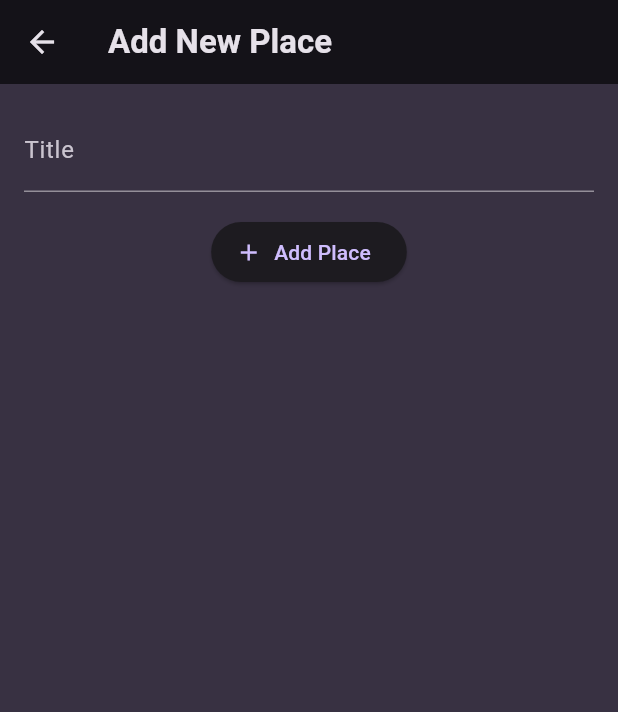
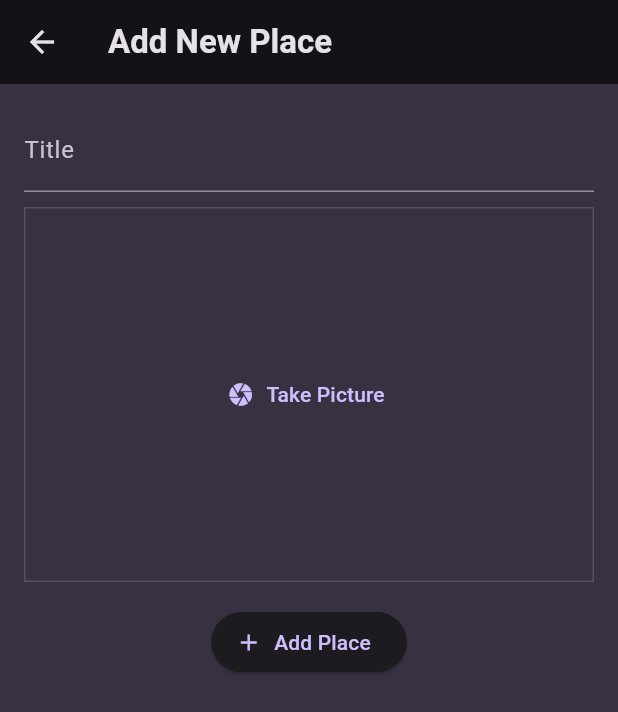
Before and after one commit to vetonmilaimi/flutter_favorite_places, a Flutter app: the screen it shows after launch, after a tap on the "add" icon, on a phone screen of 412 x 824 dp. Shown: the top 712 px of the screen. Run offline on Flutter 3.47's test engine with Material 3 defaults, Android fonts, the phone set to English and light mode, and no system bars; our stand-ins replace flutter_riverpod, google_fonts, image_picker.

Commit message:
Ability to take a picture using native camera

```diff
--- a/lib/models/place.dart
+++ b/lib/models/place.dart
@@ -1,3 +1,4 @@
+import 'dart:io';
 import 'package:uuid/uuid.dart';
 
 const uuid = Uuid();
@@ -5,8 +6,10 @@ const uuid = Uuid();
 class Place {
   Place({
     required this.title,
+    required this.image,
   }) : id = uuid.v4();
 
   final String id;
   final String title;
+  final File image;
 }
--- a/lib/providers/user_places.dart
+++ b/lib/providers/user_places.dart
@@ -1,11 +1,12 @@
+import 'dart:io';
 import 'package:favorite_places/models/place.dart';
 import 'package:flutter_riverpod/flutter_riverpod.dart';
 
 class UserPlacesNotifier extends StateNotifier<List<Place>> {
   UserPlacesNotifier() : super(const []);
 
-  void addPlace(String title) {
-    final newPlace = Place(title: title);
+  void addPlace(String title, File image) {
+    final newPlace = Place(title: title, image: image);
 
     state = [newPlace, ...state];
   }
--- a/lib/screens/add_place.dart
+++ b/lib/screens/add_place.dart
@@ -1,10 +1,14 @@
+import 'dart:io';
+import 'package:favorite_places/widgets/image_input.dart';
 import 'package:flutter/material.dart';
 
 import 'package:flutter_riverpod/flutter_riverpod.dart';
 import 'package:favorite_places/providers/user_places.dart';
 
 class AddPlaceScreen extends ConsumerStatefulWidget {
-  const AddPlaceScreen({super.key});
+  const AddPlaceScreen({
+    super.key,
+  });
 
   @override
   ConsumerState<AddPlaceScreen> createState() {
@@ -14,17 +18,18 @@ class AddPlaceScreen extends ConsumerStatefulWidget {
 
 class _AddPlaceScreenState extends ConsumerState<AddPlaceScreen> {
   final _titleController = TextEditingController();
+  File? _selectedImage;
 
   void _savePlace() {
     final enteredTitle = _titleController.text;
 
-    print(enteredTitle);
-
-    if (enteredTitle.isEmpty) {
+    if (enteredTitle.isEmpty || _selectedImage == null) {
       return;
     }
 
-    ref.read(userPlacesProvider.notifier).addPlace(enteredTitle);
+    ref
+        .read(userPlacesProvider.notifier)
+        .addPlace(enteredTitle, _selectedImage!);
 
     Navigator.of(context).pop();
   }
@@ -55,6 +60,14 @@ class _AddPlaceScreenState extends ConsumerState<AddPlaceScreen> {
               ),
             ),
             const SizedBox(
+              height: 10,
+            ),
+            ImageInput(
+              onPickImage: (image) {
+                _selectedImage = image;
+              },
+            ),
+            const SizedBox(
               height: 16,
             ),
             ElevatedButton.icon(
--- a/lib/screens/places.dart
+++ b/lib/screens/places.dart
@@ -27,8 +27,11 @@ class PlacesScreen extends ConsumerWidget {
           ),
         ],
       ),
-      body: PlacesList(
-        places: userPlaces,
+      body: Padding(
+        padding: const EdgeInsets.all(8),
+        child: PlacesList(
+          places: userPlaces,
+        ),
       ),
     );
   }
--- /dev/null
+++ b/lib/widgets/image_input.dart
@@ -0,0 +1,67 @@
+import 'dart:io';
+import 'package:flutter/material.dart';
+import 'package:image_picker/image_picker.dart';
+
+class ImageInput extends StatefulWidget {
+  const ImageInput({super.key, required this.onPickImage});
+
+  final void Function(File image) onPickImage;
+
+  @override
+  State<StatefulWidget> createState() {
+    return _ImageInputState();
+  }
+}
+
+class _ImageInputState extends State<ImageInput> {
+  File? _selectedImage;
+
+  void _takePicture() async {
+    final imagePicker = ImagePicker();
+    final pickedImage =
+        await imagePicker.pickImage(source: ImageSource.camera, maxWidth: 600);
+
+    if (pickedImage == null) {
+      return;
+    }
+
+    setState(() {
+      _selectedImage = File(pickedImage.path);
+    });
+
+    widget.onPickImage(_selectedImage!);
+  }
+
+  @override
+  Widget build(BuildContext context) {
+    Widget content = TextButton.icon(
+      onPressed: _takePicture,
+      icon: const Icon(Icons.camera),
+      label: const Text('Take Picture'),
+    );
+
+    if (_selectedImage != null) {
+      content = GestureDetector(
+        onTap: _takePicture,
+        child: Image.file(
+          _selectedImage!,
+          fit: BoxFit.cover,
+          width: double.infinity,
+          height: double.infinity,
+        ),
+      );
+    }
+    return Container(
+      decoration: BoxDecoration(
+        border: Border.all(
+          width: 1,
+          color: Theme.of(context).colorScheme.primary.withOpacity(0.2),
+        ),
+      ),
+      height: 250,
+      width: double.infinity,
+      alignment: Alignment.center,
+      child: content,
+    );
+  }
+}
--- a/lib/widgets/places_list.dart
+++ b/lib/widgets/places_list.dart
@@ -24,6 +24,10 @@ class PlacesList extends StatelessWidget {
     return ListView.builder(
       itemCount: places.length,
       itemBuilder: (ctx, index) => ListTile(
+        leading: CircleAvatar(
+          radius: 26,
+          backgroundImage: FileImage(places[index].image),
+        ),
         title: Text(
           places[index].title,
           style: Theme.of(context).textTheme.titleMedium!.copyWith(
--- a/pubspec.yaml
+++ b/pubspec.yaml
@@ -38,6 +38,7 @@ dependencies:
   google_fonts: ^6.1.0
   uuid: ^4.2.2
   flutter_riverpod: ^2.4.9
+  image_picker: ^1.0.6
 
 dev_dependencies:
   flutter_test:
```
Also changed, not shown: lib/screens/places_detail.dart (+9 -7 lines), pubspec.lock, 6 other files.
